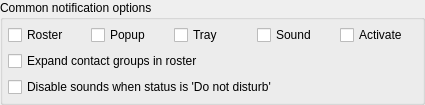
Qt form src/plugins/notifications/optionswidget.ui (vacuum-im/vacuum-im) before a commit.
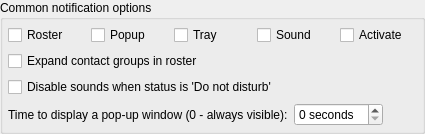
The same form after that commit.

Commit message: Добавлена настройка, позволяющая регулировать время отображения всплывающего окна уведомления.

Diff of the .ui file:
```diff
--- a/src/plugins/notifications/optionswidget.ui
+++ b/src/plugins/notifications/optionswidget.ui
@@ -7,7 +7,7 @@
     <x>0</x>
     <y>0</y>
     <width>425</width>
-    <height>90</height>
+    <height>123</height>
    </rect>
   </property>
   <layout class="QVBoxLayout" name="verticalLayout_2">
@@ -76,6 +76,40 @@
         </property>
        </widget>
       </item>
+      <item>
+       <layout class="QHBoxLayout" name="horizontalLayout_2">
+        <item>
+         <widget class="QLabel" name="lblPopupTimeout">
+          <property name="text">
+           <string>Time to display a pop-up window (0 - always visible):</string>
+          </property>
+         </widget>
+        </item>
+        <item>
+         <widget class="QSpinBox" name="spbPopupTimeout">
+          <property name="suffix">
+           <string> seconds</string>
+          </property>
+          <property name="maximum">
+           <number>60</number>
+          </property>
+         </widget>
+        </item>
+        <item>
+         <spacer name="horizontalSpacer">
+          <property name="orientation">
+           <enum>Qt::Horizontal</enum>
+          </property>
+          <property name="sizeHint" stdset="0">
+           <size>
+            <width>40</width>
+            <height>20</height>
+           </size>
+          </property>
+         </spacer>
+        </item>
+       </layout>
+      </item>
      </layout>
     </widget>
    </item>
```
The commit also changes 6 other files.
